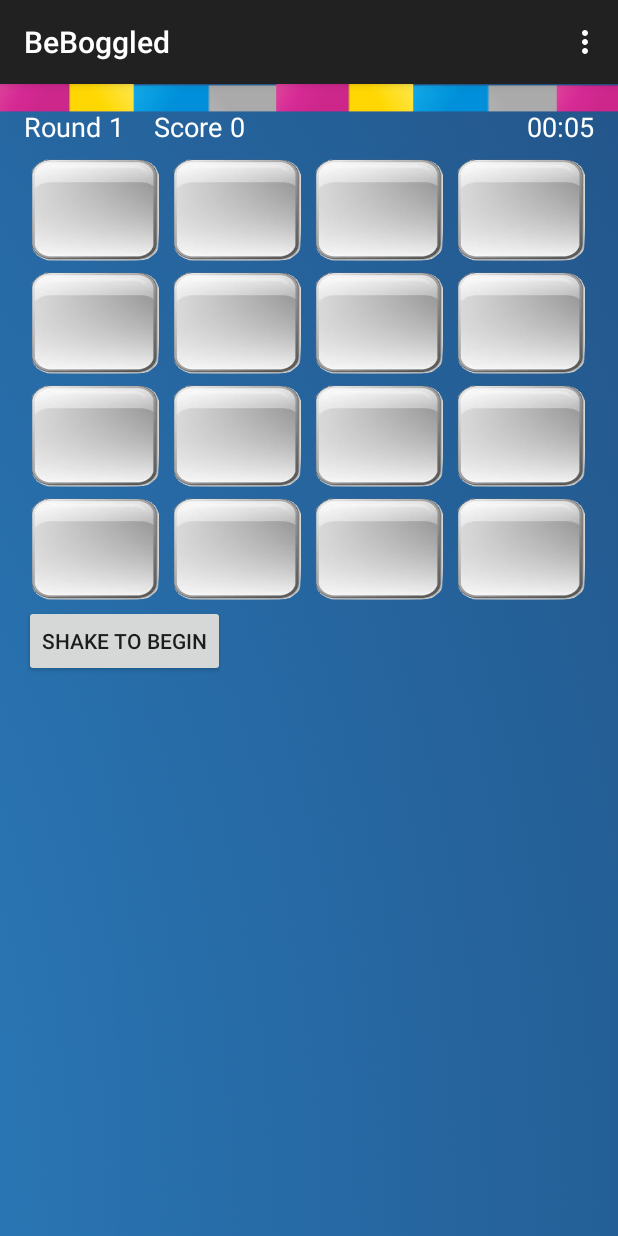
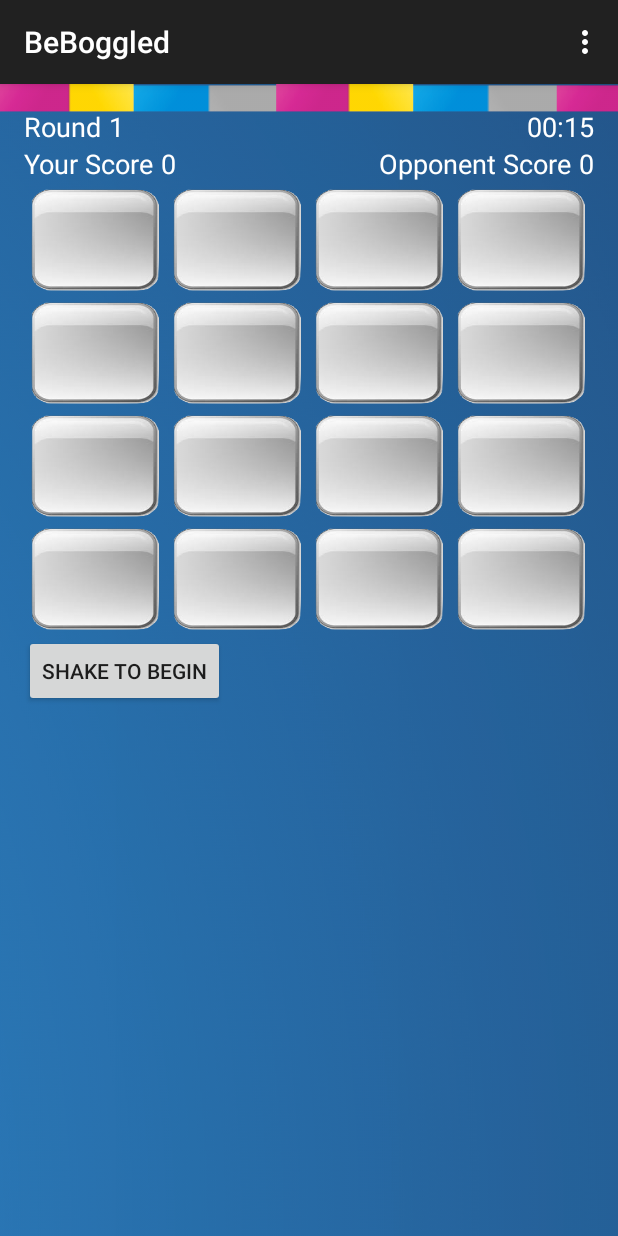
Before and after one commit to samina-khan/BeBoggled, an Android app: the screen it shows after launch (DoublePlayerAlt), after a tap on "Play Opponent", on a phone screen of 412 x 824 dp. Run offline under Robolectric (Android 15) with nearby library versions, the phone set to English and light mode, and no system bars.

Commit message:
Added: CommManagerMulti Changes: Minor changes to double_player view

```diff
--- a/app/src/main/java/com/segames/boggle/DoublePlayerAlt.java
+++ b/app/src/main/java/com/segames/boggle/DoublePlayerAlt.java
@@ -29,7 +29,7 @@ import android.widget.Toast;
 
 public class DoublePlayerAlt extends ActionBarActivity implements View.OnClickListener,GlobalConstants{
 
-    private final long startTime = 5 * 1000;
+    private final long startTime = 15 * 1000;
     private final long interval = 1 * 1000;
     private CountDownTimer countDownTimer;
 
@@ -66,6 +66,7 @@ public class DoublePlayerAlt extends ActionBarActivity implements View.OnClickLi
     protected void onCreate(Bundle savedInstanceState) {
         super.onCreate(savedInstanceState);
         setContentView(R.layout.double_playeralt);
+
 
         numRounds = getIntent().getExtras().getInt("Round");
         score = getIntent().getExtras().getInt("Score");
@@ -154,7 +155,7 @@ public class DoublePlayerAlt extends ActionBarActivity implements View.OnClickLi
 
         if(selection.length()>=3)
         {
-            String serverreply = CommManager.SendServer("word",selection);
+            String serverreply = CommManagerMulti.SendServer("word",selection);
             score = Integer.parseInt(serverreply);
         }
 
@@ -230,7 +231,7 @@ public class DoublePlayerAlt extends ActionBarActivity implements View.OnClickLi
     void setGameBoard()
     {
         startWobble();
-        String str = CommManager.RequestNewGrid(BBNormalLevel, this);
+        String str = CommManagerMulti.RequestNewGrid(BBNormalLevel, this);
         Log.v("strlen",Integer.toString(str.length()));
         gridstr=str;
         gameboard.setGameboard(str);
--- a/app/src/main/res/layout/double_playeralt.xml
+++ b/app/src/main/res/layout/double_playeralt.xml
@@ -7,10 +7,11 @@
     tools:context=".DoublePlayerAlt">
 <LinearLayout
     android:layout_width="match_parent"
-    android:layout_height="wrap_content">
+    android:layout_height="wrap_content"
+    android:orientation="vertical">
     <RelativeLayout
         android:layout_width="match_parent"
-        android:layout_height="match_parent">
+        android:layout_height="wrap_content">
 
         <TextView android:id="@+id/roundlbl" android:layout_width="wrap_content"
             android:layout_height="wrap_content"
@@ -27,11 +28,26 @@
             android:text="0"
             android:textColor="@android:color/white"/>
 
+
+
+
+        <TextView android:id="@+id/timer" android:layout_width="wrap_content"
+        android:layout_height="wrap_content"
+        android:layout_alignParentRight="true"
+        android:layout_gravity=""
+        android:text="3:00"
+        android:textSize="18dp"
+        android:textColor="@android:color/white"/>
+
+</RelativeLayout>
+
+    <LinearLayout
+        android:layout_width="match_parent"
+        android:layout_height="wrap_content"
+        android:orientation="horizontal">
         <TextView android:id="@+id/scorelbl" android:layout_width="wrap_content"
             android:layout_height="wrap_content"
-            android:layout_toRightOf="@+id/round"
-            android:paddingLeft="20dp"
-            android:text="@string/scorestringtxt"
+            android:text="@string/scorestringtxt1"
             android:textSize="18dp"
             android:textColor="@android:color/white"/>
 
@@ -42,23 +58,34 @@
             android:layout_toRightOf="@+id/scorelbl"
             android:text="0"
             android:textColor="@android:color/white"/>
+        <View
+            android:layout_width="0dp"
+            android:layout_height="0dp"
+            android:layout_weight="1"
+            />
+        <TextView android:id="@+id/scorelbl_opp" android:layout_width="wrap_content"
+            android:layout_height="wrap_content"
+            android:layout_toLeftOf="@+id/score_opp"
+            android:text="@string/scorestringtxt2"
+            android:textSize="18dp"
+            android:textColor="@android:color/white"/>
 
+        <TextView android:id="@+id/score_opp" android:layout_width="wrap_content"
+            android:layout_height="wrap_content"
+            android:paddingLeft="5dp"
+            android:textSize="18dp"
+            android:layout_alignParentRight="true"
+            android:text="0"
+            android:textColor="@android:color/white"/>
+        </LinearLayout>
 
-        <TextView android:id="@+id/timer" android:layout_width="wrap_content"
-        android:layout_height="wrap_content"
-        android:layout_alignParentRight="true"
-        android:layout_gravity=""
-        android:text="3:00"
-        android:textSize="18dp"
-        android:textColor="@android:color/white"/>
-</RelativeLayout>
     </LinearLayout>
 
     <LinearLayout
         android:id="@+id/layout_2"
         android:layout_width="match_parent"
         android:layout_height="wrap_content"
-        android:layout_marginTop="30dp"
+        android:layout_marginTop="50dp"
         android:gravity="center_horizontal"
         android:orientation="horizontal">
 
@@ -224,6 +251,7 @@
                     android:layout_width="150dp"
                     android:layout_height="wrap_content"
                     android:text="@string/yourwords"
+                    android:textSize="20dp"
                     android:textAlignment="center"
                     android:textColor="@android:color/white"/>
 
@@ -231,6 +259,7 @@
                     android:layout_width="150dp"
                     android:layout_height="wrap_content"
                     android:text="@string/oppwords"
+                    android:textSize="20dp"
                     android:textAlignment="center"
                     android:textColor="@android:color/white"/>
             </TableRow>
--- a/app/src/main/res/values/strings.xml
+++ b/app/src/main/res/values/strings.xml
@@ -5,6 +5,8 @@
     <string name="hello_world">Have fun with Boggle!</string>
     <string name="action_settings">Settings</string>
     <string name="scorestringtxt">Score </string>
+    <string name="scorestringtxt1">Your Score </string>
+    <string name="scorestringtxt2">Opponent Score </string>
     <string name="roundtxt">Round  </string>
     <string name="countdown">Countdown </string>
     <string name="exit">Exit</string>
@@ -12,7 +14,7 @@
     <string name="shake">Shake To Begin</string>
     <string name="single_mode">Play Single</string>
     <string name="double_mode">Play Opponent</string>
-    <string name="yourwords">Your words: </string>
-    <string name="oppwords">Opponent\'s words: </string>
+    <string name="yourwords">Your\'s: </string>
+    <string name="oppwords">Opponent\'s: </string>
 
 </resources>
```
Also changed, not shown: app/src/main/java/com/segames/boggle/CommManagerMulti.java (added, +47 -0 lines), app/src/main/java/com/segames/boggle/Score.java (+5 -23 lines), app/src/main/res/layout/score.xml (+5 -5 lines).
